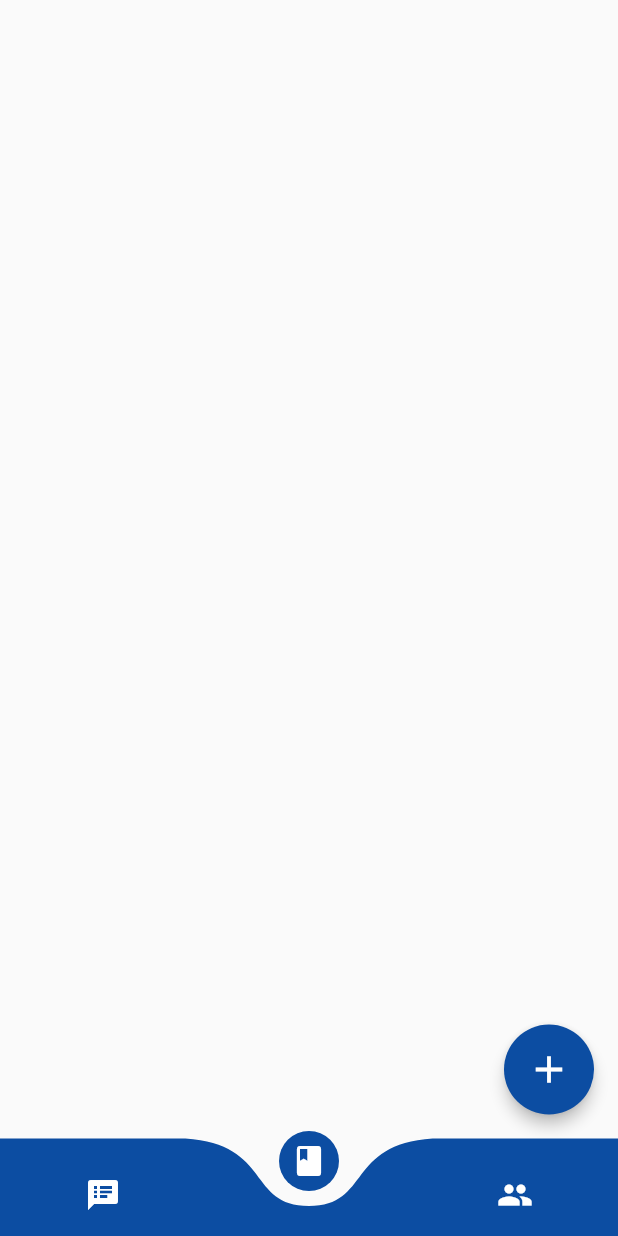
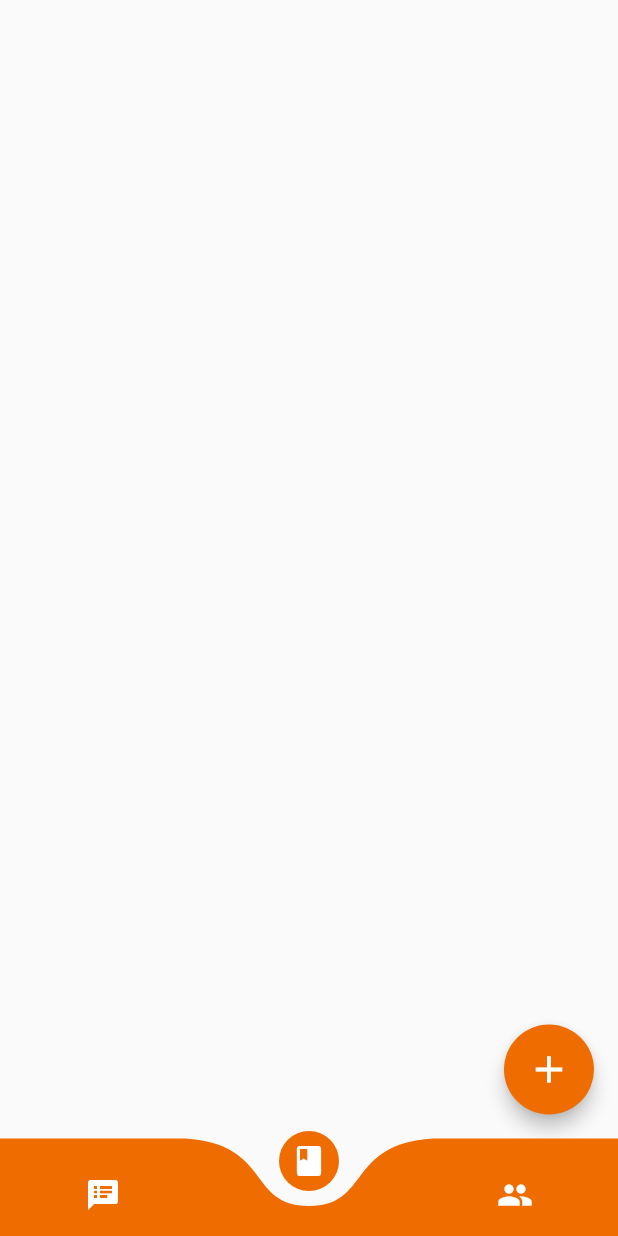
Before and after one commit to top2429/Justclass, a Flutter app: the screen it shows after launch, item 2 of the bottom bar chosen, on a phone screen of 412 x 824 dp. Run offline on Flutter 3.47's test engine with Material 2 defaults, Android fonts, the phone set to English and light mode, and no system bars; our stand-ins replace flutter_spinkit, google_sign_in, shared_preferences; accounts and stored records are empty.

Commit message:
changed classScreen to stateless widget

```diff
--- a/lib/providers/class.dart
+++ b/lib/providers/class.dart
@@ -1,4 +1,5 @@
 import 'package:flutter/foundation.dart';
+import 'package:justclass/themes.dart';
 import 'package:justclass/utils/api_call.dart';
 
 enum ClassRole { OWNER, TEACHER, STUDENT, NOBODY }
@@ -54,4 +55,9 @@ class Class with ChangeNotifier {
       throw error;
     }
   }
+
+  void changeTheme() {
+    theme = Themes.getRandomTheme();
+    notifyListeners();
+  }
 }
--- a/lib/screens/class_screen.dart
+++ b/lib/screens/class_screen.dart
@@ -10,29 +10,50 @@ import 'package:provider/provider.dart';
 import '../themes.dart';
 import 'member_screen.dart';
 
-class ClassScreen extends StatefulWidget {
+class ClassScreen extends StatelessWidget {
   static const routeName = '/class';
   final Class cls; // cls is class, because class is a keyword in Dart so I cannot use it
 
   ClassScreen({@required this.cls});
-
-  @override
-  _ClassScreenState createState() => _ClassScreenState();
-}
-
-class _ClassScreenState extends State<ClassScreen> {
-  final _drawer = GlobalKey<ScaleDrawerWrapperState>();
-  int _index = 0;
 
   final testCls = Class(
     cid: '0',
     title: 'KTPM_1234',
     publicCode: '010ax31',
     role: ClassRole.OWNER,
-    theme: 0,
+    theme: 5,
     studentCount: 12,
     section: 'Môn: Kiến trúc phần mềm',
   );
+
+  @override
+  Widget build(BuildContext context) {
+    return ChangeNotifierProvider(
+      create: (_) => testCls,
+      child: Consumer<Class>(
+        builder: (_, cls, child) => Scaffold(
+          backgroundColor: Themes.forClass(cls.theme).primaryColor,
+          body: ScaleDrawerWrapper(
+            drawerContent: HomeDrawerContent(),
+            scaffold: child,
+          ),
+        ),
+        child: Scaffold(
+          backgroundColor: Colors.transparent,
+          body: ClassScreenContent(),
+        ),
+      ),
+    );
+  }
+}
+
+class ClassScreenContent extends StatefulWidget {
+  @override
+  _ClassScreenContentState createState() => _ClassScreenContentState();
+}
+
+class _ClassScreenContentState extends State<ClassScreenContent> {
+  int _index = 0;
 
   Widget _getScreen(int index) {
     switch (index) {
@@ -50,21 +71,10 @@ class _ClassScreenState extends State<ClassScreen> {
   @override
   Widget build(BuildContext context) {
     final isPortrait = MediaQuery.of(context).orientation == Orientation.portrait;
+    final cls = Provider.of<Class>(context);
+    final color = Themes.forClass(cls.theme).primaryColor;
 
-    return ChangeNotifierProvider(
-      create: (_) => testCls,
-      child: Consumer<Class>(builder: (_, cls, __) {
-        final color = Themes.forClass(cls.theme).primaryColor;
-        cls.fetchDetails().then((_) => setState(() {}));
-
-        return Scaffold(
-          backgroundColor: color,
-          body: ScaleDrawerWrapper(
-            key: _drawer,
-            drawerContent: HomeDrawerContent(),
-            scaffold: Scaffold(
-              backgroundColor: Colors.transparent,
-              body: Stack(
+    return Stack(
       children: <Widget>[
         _getScreen(_index),
         Positioned(
@@ -86,11 +96,6 @@ class _ClassScreenState extends State<ClassScreen> {
           ),
         )
       ],
-              ),
-            ),
-          ),
-        );
-      }),
     );
   }
 }
--- a/lib/screens/member_screen.dart
+++ b/lib/screens/member_screen.dart
@@ -1,8 +1,12 @@
 import 'package:flutter/cupertino.dart';
+import 'package:flutter/material.dart';
 
 class MemberScreen extends StatelessWidget {
   @override
   Widget build(BuildContext context) {
-    return Container();
+    return Scaffold(
+      backgroundColor: Colors.amber,
+      body: Container(),
+    );
   }
 }
--- a/lib/screens/note_screen.dart
+++ b/lib/screens/note_screen.dart
@@ -1,12 +1,23 @@
 import 'package:flutter/cupertino.dart';
 import 'package:flutter/material.dart';
+import 'package:justclass/providers/class.dart';
+import 'package:provider/provider.dart';
 
 class NoteScreen extends StatelessWidget {
   @override
   Widget build(BuildContext context) {
     return Scaffold(
       backgroundColor: Colors.white,
-      body: Container(),
+      body: Container(
+        child: Center(
+          child: RaisedButton(
+            onPressed: () {
+              final cls = Provider.of<Class>(context, listen: false);
+              cls.changeTheme();
+            },
+          ),
+        ),
+      ),
     );
   }
 }
--- a/lib/screens/teacher_floating_action_button.dart
+++ b/lib/screens/teacher_floating_action_button.dart
@@ -68,11 +68,14 @@ class _TeacherFloatingActionButtonState extends State<TeacherFloatingActionButto
                 ),
                 child: SizedBox(
                   width: 50,
-                  child: FloatingActionButton(
-                    elevation: 2,
-                    backgroundColor: widget.secondaryColor,
-                    onPressed: action['onPressed'],
-                    child: action['child'],
+                  child: Tooltip(
+                    message: action['tooltip'], verticalOffset: -60,
+                    child: FloatingActionButton(
+                      elevation: 2,
+                      backgroundColor: widget.secondaryColor,
+                      onPressed: action['onPressed'],
+                      child: action['child'],
+                    ),
                   ),
                 ),
               ),
@@ -86,7 +89,7 @@ class _TeacherFloatingActionButtonState extends State<TeacherFloatingActionButto
           child: SizedBox(
             width: _btnHeight,
             child: FloatingActionButton(
-              elevation: 4,
+              elevation: 5,
               backgroundColor: widget.primaryColor,
               child: AnimatedBuilder(
                 animation: _controller,
--- a/lib/screens/topic_screen.dart
+++ b/lib/screens/topic_screen.dart
@@ -23,13 +23,20 @@ class TopicScreen extends StatelessWidget {
         secondaryColor: secondaryColor,
         actions: <Map<String, dynamic>>[
           {
+            'tooltip': 'New Assignment',
             'child': Icon(Icons.assignment),
             'onPressed': () {},
           },
           {
+            'tooltip': 'File Attachment',
             'child': Icon(Icons.attachment),
             'onPressed': () {},
-          }
+          },
+          {
+            'tooltip': 'New Topic',
+            'child': Icon(Icons.playlist_add),
+            'onPressed': () {},
+          },
         ],
       ),
     );
--- a/lib/themes.dart
+++ b/lib/themes.dart
@@ -12,19 +12,28 @@ class Themes {
     ),
     ClassTheme(
       imageUrl: 'assets/images/themes/theme-01.jpg',
-      primaryColor: Color(0xff27ae60),
+      primaryColor: Color(0xff2e7d32), // 800 material color
+      secondaryColor: Color(0xff43a047), // 500
     ),
     ClassTheme(
       imageUrl: 'assets/images/themes/theme-02.jpg',
-      primaryColor: Color(0xfff0932b),
+      primaryColor: Color(0xff4527a0),
+      secondaryColor: Color(0xff673ab7),
     ),
     ClassTheme(
       imageUrl: 'assets/images/themes/theme-03.jpg',
-      primaryColor: Color(0xff8e44ad),
+      primaryColor: Color(0xffad1457),
+      secondaryColor: Color(0xffe91e63),
     ),
     ClassTheme(
       imageUrl: 'assets/images/themes/theme-04.jpg',
-      primaryColor: Color(0xff8e44ad),
+      primaryColor: Color(0xff37474f),
+      secondaryColor: Color(0xff607d8b),
+    ),
+    ClassTheme(
+      imageUrl: 'assets/images/themes/theme-05.jpg',
+      primaryColor: Color(0xffef6c00),
+      secondaryColor: Color(0xffff9800),
     ),
   ];
 
--- a/lib/widgets/scale_drawer_wrapper.dart
+++ b/lib/widgets/scale_drawer_wrapper.dart
@@ -5,7 +5,7 @@ class ScaleDrawerWrapper extends StatefulWidget {
   final Widget scaffold;
 
   ScaleDrawerWrapper({
-    @required Key key,
+    Key key,
     @required this.scaffold,
     @required this.drawerContent,
   }) : super(key: key);
```
Lines whose indentation alone changed are shown as unchanged.
